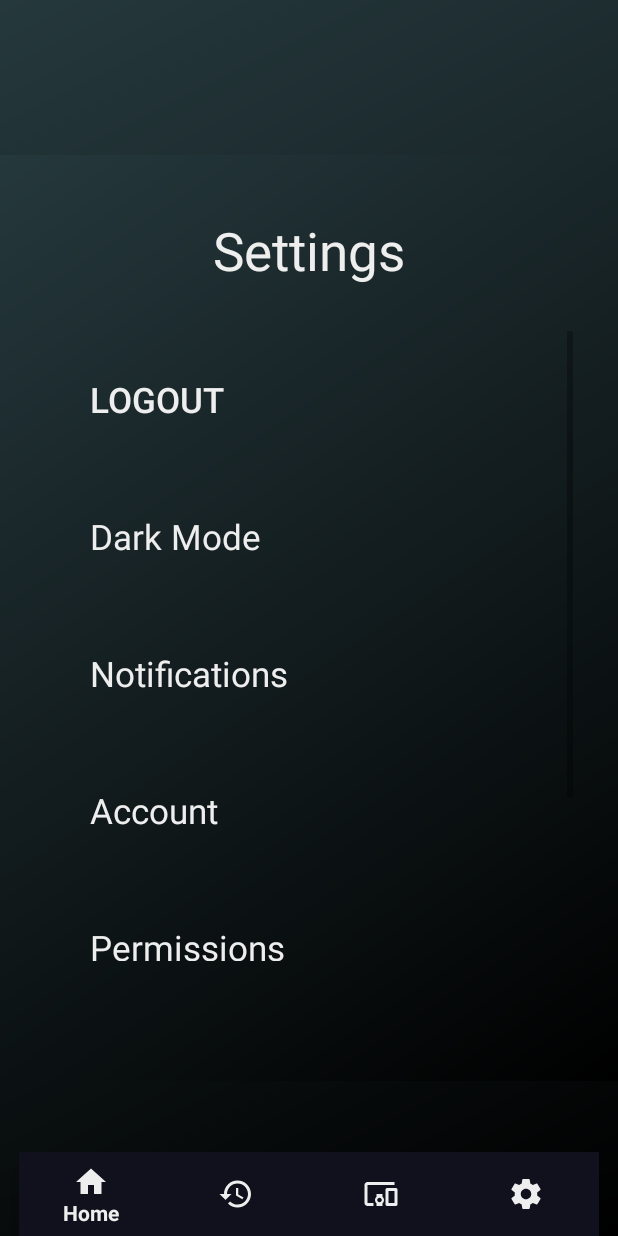
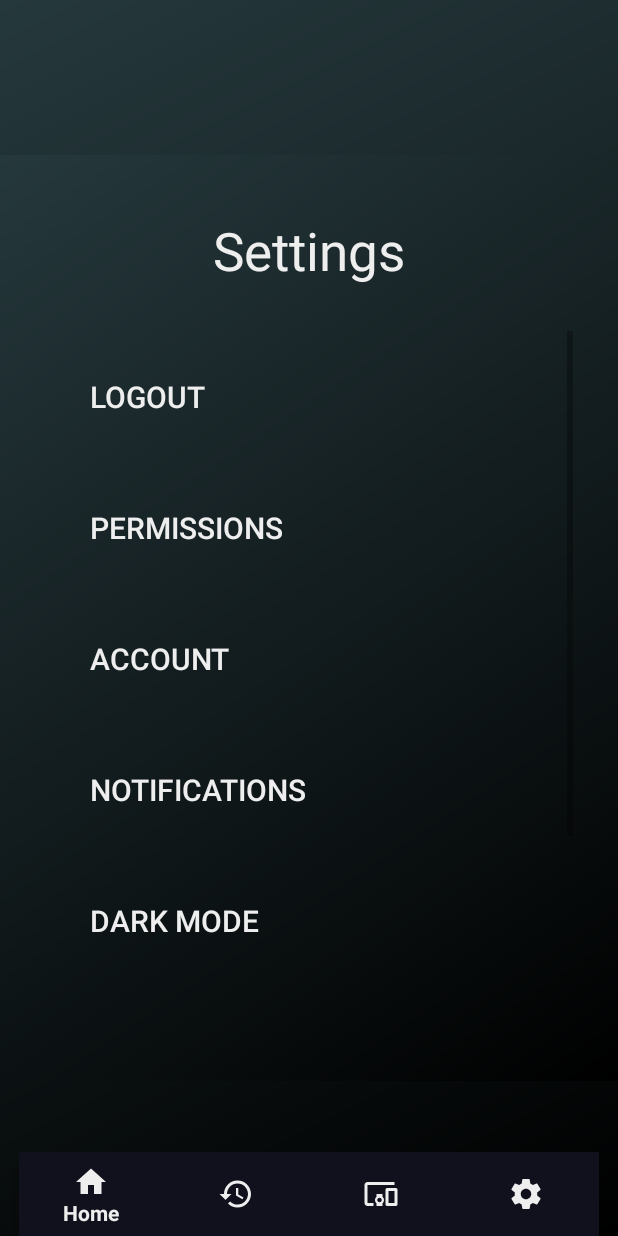
Before and after one commit to matthewlewis112/Lunar-Power, an Android app: the fragment SettingsFragment placed in its activity, on a phone screen of 412 x 824 dp. Run offline under Robolectric (Android 15) with nearby library versions, the phone set to English and light mode, and no system bars; libraries missing offline, so code that uses them is left out: com.amazonaws.auth, com.amazonaws.mobile, com.amazonaws.mobileconnectors, com.amazonaws.services; 4 statements that could not run were skipped.

Commit message:
settings and device buttons

```diff
--- a/LunarPower/app/src/main/res/layout/fragment_settings.xml
+++ b/LunarPower/app/src/main/res/layout/fragment_settings.xml
@@ -39,52 +39,62 @@
                 android:text="Logout"
                 android:textAlignment="viewStart"
                 android:textColor="@color/text"
-                android:textSize="23sp"/>
+                android:textSize="20sp"/>
 
-            <TextView
-                android:id="@+id/textView3"
+            <Button
+                android:id="@+id/permissions"
                 android:layout_width="match_parent"
                 android:layout_height="wrap_content"
+                android:background="@drawable/settings_button"
+                android:textAlignment="viewStart"
+                android:text="Permissions"
+                android:textColor="@color/text"
+                android:textSize="20sp"
+                android:padding="30dp"/>
+
+            <Button
+                android:id="@+id/account"
+                android:layout_width="match_parent"
+                android:layout_height="wrap_content"
+                android:background="@drawable/settings_button"
+                android:textAlignment="viewStart"
+                android:text="Account"
+                android:textColor="@color/text"
+                android:textSize="20sp"
+                android:padding="30dp"/>
+
+            <Button
+                android:id="@+id/notifications"
+                android:layout_width="match_parent"
+                android:layout_height="wrap_content"
+                android:background="@drawable/settings_button"
+                android:textAlignment="viewStart"
+                android:text="Notifications"
+                android:textColor="@color/text"
+                android:textSize="20sp"
+                android:padding="30dp"/>
+
+            <Button
+                android:id="@+id/darkMode"
+                android:layout_width="match_parent"
+                android:layout_height="wrap_content"
+                android:background="@drawable/settings_button"
+                android:textAlignment="viewStart"
                 android:text="Dark Mode"
                 android:textColor="@color/text"
-                android:textSize="23sp"
+                android:textSize="20sp"
                 android:padding="30dp"/>
 
-            <TextView
-                android:id="@+id/textView4"
+            <Button
+                android:id="@+id/languages"
                 android:layout_width="match_parent"
                 android:layout_height="wrap_content"
-                android:text="Notifications"
-                android:textColor="@color/text"
-                android:textSize="23sp"
-                android:padding="30dp"/>
-
-            <TextView
-                android:id="@+id/textView5"
-                android:layout_width="match_parent"
-                android:layout_height="wrap_content"
-                android:text="Account"
-                android:textColor="@color/text"
-                android:textSize="23sp"
-                android:padding="30dp"/>
-
-            <TextView
-                android:id="@+id/textView6"
-                android:layout_width="match_parent"
-                android:layout_height="wrap_content"
-                android:text="Permissions"
-                android:textColor="@color/text"
-                android:textSize="23sp"
-                android:padding="30dp"/>
-
-            <TextView
-                android:id="@+id/textView7"
-                android:layout_width="match_parent"
-                android:layout_height="wrap_content"
+                android:background="@drawable/settings_button"
+                android:textAlignment="viewStart"
                 android:text="Languages"
                 android:textColor="@color/text"
-                android:textSize="23sp"
-                android:padding="40dp"/>
+                android:textSize="20sp"
+                android:padding="30dp"/>
 
         </LinearLayout>
     </ScrollView>
```
Also changed, not shown: LunarPower/app/src/main/res/layout/fragment_devices.xml (+30 -18 lines).
